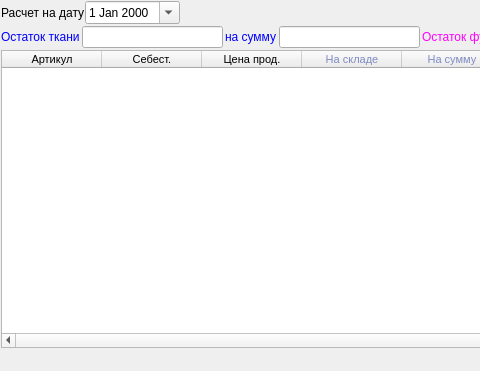
The window that ui/report_warehouse_balance_date.ui (Meller008/CRM-Avi) describes before a commit, drawn with Qt 5; both pictures show x 0 to 480 and y 0 to 371 of the 873 by 371 pixel window.
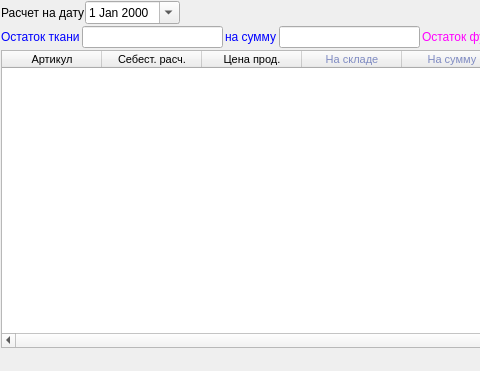
The same window after the commit.

```diff
--- a/ui/report_warehouse_balance_date.ui
+++ b/ui/report_warehouse_balance_date.ui
@@ -167,7 +167,7 @@
       </column>
       <column>
        <property name="text">
-        <string>Себест.</string>
+        <string>Себест. расч.</string>
        </property>
       </column>
       <column>
```
